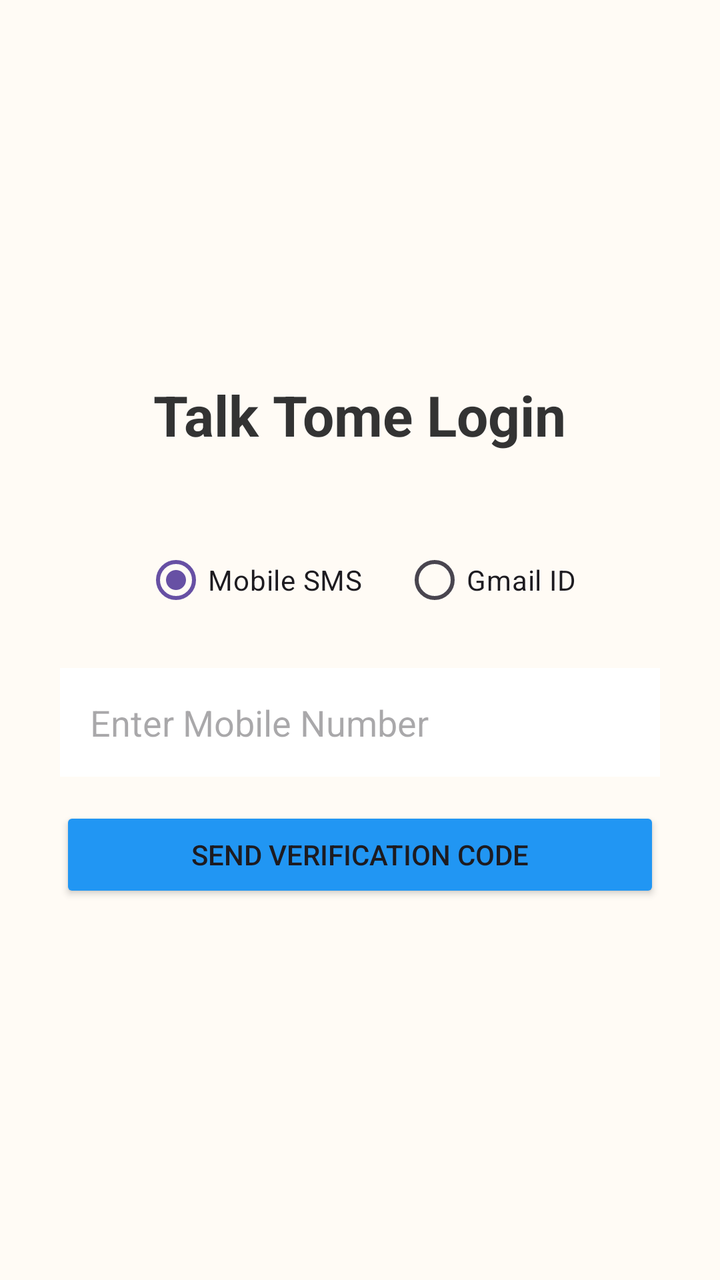
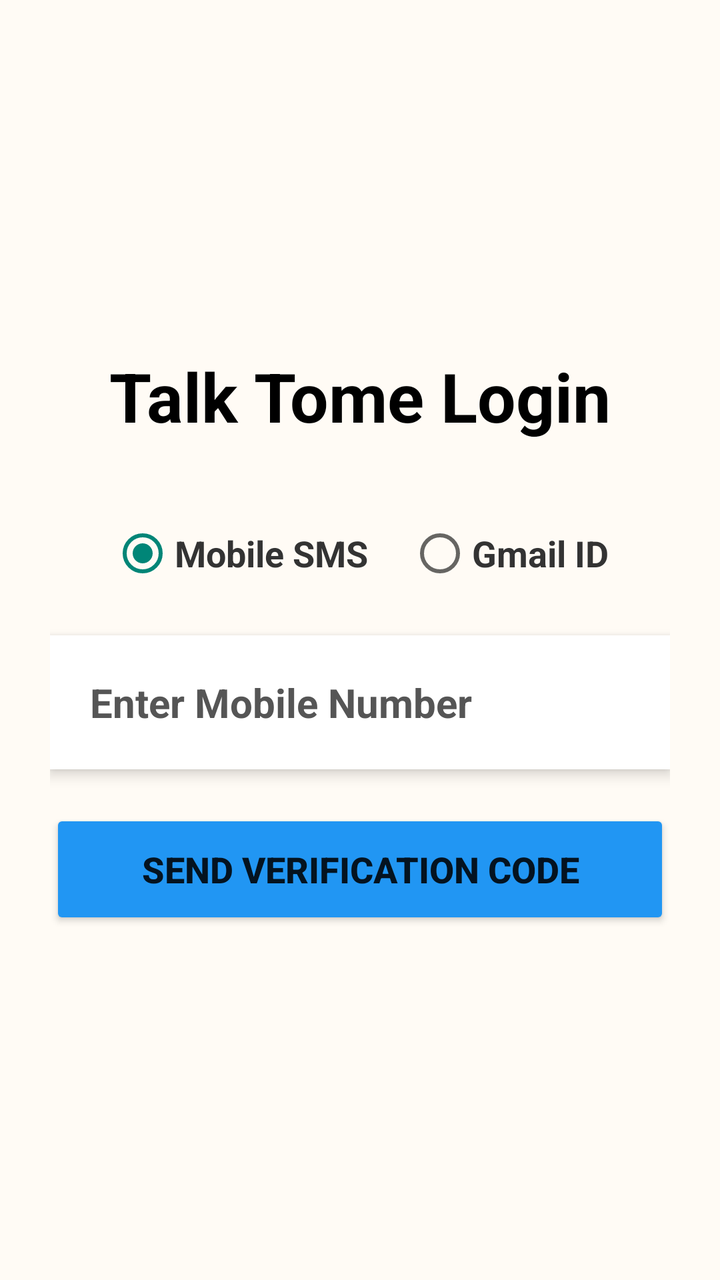

Compare the two renders of this Android layout. The source of the first and the diff that turns it into the second are given below.
<!-- AndroidManifest.xml: application theme Theme.TalkTome -->
<!-- res/layout/activity_main.xml -->
<?xml version="1.0" encoding="utf-8"?>
<FrameLayout xmlns:android="http://schemas.android.com/apk/res/android"
    android:layout_width="match_parent"
    android:layout_height="match_parent"
    android:background="#FFFBF5">

    <LinearLayout
        android:id="@+id/layoutLogin"
        android:layout_width="match_parent"
        android:layout_height="match_parent"
        android:orientation="vertical"
        android:gravity="center"
        android:padding="30dp"
        android:visibility="visible">

        <TextView
            android:layout_width="wrap_content"
            android:layout_height="wrap_content"
            android:text="Talk Tome Login"
            android:textSize="28sp"
            android:textStyle="bold"
            android:textColor="#333333"
            android:layout_marginBottom="40dp"/>

        <RadioGroup
            android:id="@+id/radioGroupAuth"
            android:layout_width="match_parent"
            android:layout_height="wrap_content"
            android:orientation="horizontal"
            android:gravity="center">
            <RadioButton
                android:id="@+id/rbMobile"
                android:layout_width="wrap_content"
                android:layout_height="wrap_content"
                android:text="Mobile SMS"
                android:checked="true"/>
            <RadioButton
                android:id="@+id/rbGmail"
                android:layout_width="wrap_content"
                android:layout_height="wrap_content"
                android:text="Gmail ID"
                android:layout_marginStart="20dp"/>
        </RadioGroup>

        <EditText
            android:id="@+id/etLoginInput"
            android:layout_width="match_parent"
            android:layout_height="wrap_content"
            android:hint="Enter Mobile Number"
            android:layout_marginTop="20dp"
            android:inputType="phone"
            android:background="#FFFFFF"
            android:padding="15dp"/>

        <Button
            android:id="@+id/btnSendOTP"
            android:layout_width="match_parent"
            android:layout_height="wrap_content"
            android:text="Send Verification Code"
            android:layout_marginTop="15dp"
            android:backgroundTint="#2196F3"/>

        <LinearLayout
            android:id="@+id/layoutOtpEntry"
            android:layout_width="match_parent"
            android:layout_height="wrap_content"
            android:orientation="vertical"
            android:visibility="gone"
            android:gravity="center"
            android:layout_marginTop="20dp">

            <EditText
                android:id="@+id/etOtp"
                android:layout_width="200dp"
                android:layout_height="wrap_content"
                android:hint="Enter 4-Digit Code"
                android:inputType="number"
                android:maxLength="4"
                android:gravity="center"
                android:textSize="22sp"
                android:letterSpacing="0.3"/>

            <Button
                android:id="@+id/btnVerifyOTP"
                android:layout_width="wrap_content"
                android:layout_height="wrap_content"
                android:text="Verify &amp; Login"
                android:backgroundTint="#4CAF50"
                android:layout_marginTop="10dp"/>
        </LinearLayout>
    </LinearLayout>

    <LinearLayout
        android:id="@+id/layoutMainApp"
        android:layout_width="match_parent"
        android:layout_height="match_parent"
        android:orientation="vertical"
        android:padding="20dp"
        android:visibility="gone"
        android:gravity="center_horizontal">

        <LinearLayout
            android:layout_width="match_parent"
            android:layout_height="wrap_content"
            android:orientation="horizontal"
            android:gravity="center_vertical"
            android:layout_marginBottom="15dp">
            <TextView
                android:layout_width="0dp"
                android:layout_height="wrap_content"
                android:layout_weight="1"
                android:text="Talk Tome"
                android:textSize="24sp"
                android:textStyle="bold"
                android:textColor="#333333"/>
            <ImageButton
                android:id="@+id/btnAbout"
                android:layout_width="40dp"
                android:layout_height="40dp"
                android:src="@android:drawable/ic_menu_info_details"
                android:background="?attr/selectableItemBackgroundBorderless"/>
        </LinearLayout>

        <LinearLayout
            android:layout_width="match_parent"
            android:layout_height="wrap_content"
            android:orientation="horizontal"
            android:gravity="center"
            android:layout_marginBottom="15dp">
            <Spinner
                android:id="@+id/spinnerSource"
                android:layout_width="0dp"
                android:layout_weight="1"
                android:layout_height="wrap_content"/>
            <TextView
                android:layout_width="wrap_content"
                android:layout_height="wrap_content"
                android:text="➔"
                android:textSize="20sp"
                android:layout_marginHorizontal="10dp"/>
            <Spinner
                android:id="@+id/spinnerTarget"
                android:layout_width="0dp"
                android:layout_weight="1"
                android:layout_height="wrap_content"/>
        </LinearLayout>

        <LinearLayout
            android:layout_width="match_parent"
            android:layout_height="wrap_content"
            android:orientation="horizontal">
            <ImageButton
                android:id="@+id/btnMic"
                android:layout_width="50dp"
                android:layout_height="50dp"
                android:src="@android:drawable/ic_btn_speak_now"
                android:backgroundTint="#FFFFFF"/>
            <EditText
                android:id="@+id/etInput"
                android:layout_width="match_parent"
                android:layout_height="wrap_content"
                android:hint="Type or Speak here..."
                android:padding="10dp"/>
        </LinearLayout>

        <TextView
            android:id="@+id/tvStatus"
            android:layout_width="match_parent"
            android:layout_height="wrap_content"
            android:text="Ready"
            android:textSize="12sp"
            android:textColor="#FF5722"
            android:gravity="center"
            android:visibility="gone"/>

        <Button
            android:id="@+id/btnTranslate"
            android:layout_width="match_parent"
            android:layout_height="wrap_content"
            android:text="Translate Now"
            android:layout_marginTop="10dp"/>

        <TextView
            android:id="@+id/tvResult"
            android:layout_width="match_parent"
            android:layout_height="100dp"
            android:background="#EFEFEF"
            android:text="Translation will appear here..."
            android:gravity="center"
            android:padding="10dp"
            android:layout_marginTop="15dp"/>

        <LinearLayout
            android:layout_width="match_parent"
            android:layout_height="wrap_content"
            android:gravity="center"
            android:layout_marginTop="10dp">
            <Button android:id="@+id/btnSpeakResult" android:layout_width="wrap_content" android:layout_height="wrap_content" android:text="Listen"/>
            <Button android:id="@+id/btnCopy" android:layout_width="wrap_content" android:layout_height="wrap_content" android:text="Copy" android:layout_marginStart="5dp" android:backgroundTint="#777777"/>
            <Button android:id="@+id/btnShare" android:layout_width="wrap_content" android:layout_height="wrap_content" android:text="Share" android:layout_marginStart="5dp" android:backgroundTint="#777777"/>
        </LinearLayout>

        <LinearLayout
            android:layout_width="match_parent"
            android:layout_height="wrap_content"
            android:layout_marginTop="30dp">
            <Button android:id="@+id/btnInstagram" android:layout_width="0dp" android:layout_weight="1" android:layout_height="wrap_content" android:text="Instagram" android:backgroundTint="#E1306C"/>
            <View android:layout_width="10dp" android:layout_height="match_parent"/>
            <Button android:id="@+id/btnFacebook" android:layout_width="0dp" android:layout_weight="1" android:layout_height="wrap_content" android:text="Facebook" android:backgroundTint="#1877F2"/>
        </LinearLayout>

        <Button
            android:id="@+id/btnLogout"
            android:layout_width="wrap_content"
            android:layout_height="wrap_content"
            android:text="Logout"
            android:layout_marginTop="20dp"
            android:backgroundTint="#D32F2F"/>
    </LinearLayout>
</FrameLayout>
<!-- resources referenced by this layout -->
<resources>
  <style name="Theme.TalkTome" parent="Base.Theme.TalkTome" />
  <style name="Base.Theme.TalkTome" parent="Theme.Material3.DayNight.NoActionBar">
          
          
      </style>
</resources>

<!-- the commit's change to res/layout/activity_main.xml (unified diff, before → after) -->
@@ -10,16 +10,16 @@
         android:layout_height="match_parent"
         android:orientation="vertical"
         android:gravity="center"
-        android:padding="30dp"
+        android:padding="25dp"
         android:visibility="visible">
 
         <TextView
             android:layout_width="wrap_content"
             android:layout_height="wrap_content"
             android:text="Talk Tome Login"
-            android:textSize="28sp"
-            android:textStyle="bold"
-            android:textColor="#333333"
+            android:textSize="34sp"
+            android:textStyle="bold"
+            android:textColor="#000000"
             android:layout_marginBottom="40dp"/>
 
         <RadioGroup
@@ -33,12 +33,18 @@
                 android:layout_width="wrap_content"
                 android:layout_height="wrap_content"
                 android:text="Mobile SMS"
+                android:textSize="18sp"
+                android:textStyle="bold"
+                android:textColor="#333333"
                 android:checked="true"/>
             <RadioButton
                 android:id="@+id/rbGmail"
                 android:layout_width="wrap_content"
                 android:layout_height="wrap_content"
                 android:text="Gmail ID"
+                android:textSize="18sp"
+                android:textStyle="bold"
+                android:textColor="#333333"
                 android:layout_marginStart="20dp"/>
         </RadioGroup>
 
@@ -47,17 +53,24 @@
             android:layout_width="match_parent"
             android:layout_height="wrap_content"
             android:hint="Enter Mobile Number"
-            android:layout_marginTop="20dp"
+            android:textColorHint="#555555"
+            android:textSize="20sp"
+            android:textColor="#000000"
+            android:textStyle="bold"
+            android:layout_marginTop="25dp"
             android:inputType="phone"
             android:background="#FFFFFF"
-            android:padding="15dp"/>
+            android:padding="20dp"
+            android:elevation="4dp"/>
 
         <Button
             android:id="@+id/btnSendOTP"
             android:layout_width="match_parent"
-            android:layout_height="wrap_content"
+            android:layout_height="60dp"
             android:text="Send Verification Code"
-            android:layout_marginTop="15dp"
+            android:textSize="18sp"
+            android:textStyle="bold"
+            android:layout_marginTop="20dp"
             android:backgroundTint="#2196F3"/>
 
         <LinearLayout
@@ -67,26 +80,32 @@
             android:orientation="vertical"
             android:visibility="gone"
             android:gravity="center"
-            android:layout_marginTop="20dp">
+            android:layout_marginTop="30dp">
 
             <EditText
                 android:id="@+id/etOtp"
-                android:layout_width="200dp"
+                android:layout_width="250dp"
                 android:layout_height="wrap_content"
                 android:hint="Enter 4-Digit Code"
+                android:textColorHint="#555555"
                 android:inputType="number"
                 android:maxLength="4"
                 android:gravity="center"
-                android:textSize="22sp"
-                android:letterSpacing="0.3"/>
+                android:textSize="28sp"
+                android:textStyle="bold"
+                android:textColor="#000000"
+                android:letterSpacing="0.2"/>
 
             <Button
                 android:id="@+id/btnVerifyOTP"
                 android:layout_width="wrap_content"
-                android:layout_height="wrap_content"
+                android:layout_height="60dp"
                 android:text="Verify &amp; Login"
+                android:textSize="20sp"
+                android:textStyle="bold"
                 android:backgroundTint="#4CAF50"
-                android:layout_marginTop="10dp"/>
+                android:layout_marginTop="15dp"
+                android:paddingHorizontal="30dp"/>
         </LinearLayout>
     </LinearLayout>
 
@@ -104,63 +123,80 @@
             android:layout_height="wrap_content"
             android:orientation="horizontal"
             android:gravity="center_vertical"
-            android:layout_marginBottom="15dp">
+            android:layout_marginBottom="20dp">
             <TextView
                 android:layout_width="0dp"
                 android:layout_height="wrap_content"
                 android:layout_weight="1"
                 android:text="Talk Tome"
-                android:textSize="24sp"
-                android:textStyle="bold"
-                android:textColor="#333333"/>
+                android:textSize="30sp"
+                android:textStyle="bold"
+                android:textColor="#000000"/>
             <ImageButton
                 android:id="@+id/btnAbout"
-                android:layout_width="40dp"
-                android:layout_height="40dp"
+                android:layout_width="48dp"
+                android:layout_height="48dp"
                 android:src="@android:drawable/ic_menu_info_details"
-                android:background="?attr/selectableItemBackgroundBorderless"/>
-        </LinearLayout>
-
-        <LinearLayout
-            android:layout_width="match_parent"
-            android:layout_height="wrap_content"
+                android:background="?attr/selectableItemBackgroundBorderless"
+                android:scaleType="fitCenter"/>
+        </LinearLayout>
+
+        <LinearLayout
+            android:layout_width="match_parent"
+            android:layout_height="60dp"
             android:orientation="horizontal"
             android:gravity="center"
-            android:layout_marginBottom="15dp">
+            android:background="#E0E0E0"
+            android:layout_marginBottom="20dp"
+            android:padding="5dp">
+
             <Spinner
                 android:id="@+id/spinnerSource"
                 android:layout_width="0dp"
                 android:layout_weight="1"
-                android:layout_height="wrap_content"/>
+                android:layout_height="match_parent"
+                android:theme="@style/Theme.AppCompat.Light"/>
+
             <TextView
                 android:layout_width="wrap_content"
                 android:layout_height="wrap_content"
                 android:text="➔"
-                android:textSize="20sp"
+                android:textSize="28sp"
+                android:textStyle="bold"
+                android:textColor="#000000"
                 android:layout_marginHorizontal="10dp"/>
+
             <Spinner
                 android:id="@+id/spinnerTarget"
                 android:layout_width="0dp"
                 android:layout_weight="1"
-                android:layout_height="wrap_content"/>
-        </LinearLayout>
-
-        <LinearLayout
-            android:layout_width="match_parent"
-            android:layout_height="wrap_content"
-            android:orientation="horizontal">
+                android:layout_height="match_parent"
+                android:theme="@style/Theme.AppCompat.Light"/>
+        </LinearLayout>
+
+        <LinearLayout
+            android:layout_width="match_parent"
+            android:layout_height="wrap_content"
+            android:orientation="horizontal"
+            android:gravity="center_vertical">
             <ImageButton
                 android:id="@+id/btnMic"
-                android:layout_width="50dp"
-                android:layout_height="50dp"
+                android:layout_width="60dp"
+                android:layout_height="60dp"
                 android:src="@android:drawable/ic_btn_speak_now"
-                android:backgroundTint="#FFFFFF"/>
+                android:backgroundTint="#FFFFFF"
+                android:scaleType="fitCenter"/>
+
             <EditText
                 android:id="@+id/etInput"
                 android:layout_width="match_parent"
                 android:layout_height="wrap_content"
-                android:hint="Type or Speak here..."
-                android:padding="10dp"/>
+                android:hint="Type here..."
+                android:textColorHint="#555555"
+                android:textSize="22sp"
+                android:textColor="#000000"
+                android:textStyle="bold"
+                android:padding="15dp"/>
         </LinearLayout>
 
         <TextView
@@ -168,7 +204,8 @@
             android:layout_width="match_parent"
             android:layout_height="wrap_content"
             android:text="Ready"
-            android:textSize="12sp"
+            android:textSize="16sp"
+            android:textStyle="bold"
             android:textColor="#FF5722"
             android:gravity="center"
             android:visibility="gone"/>
@@ -176,37 +213,81 @@
         <Button
             android:id="@+id/btnTranslate"
             android:layout_width="match_parent"
-            android:layout_height="wrap_content"
+            android:layout_height="65dp"
             android:text="Translate Now"
-            android:layout_marginTop="10dp"/>
+            android:textSize="22sp"
+            android:textStyle="bold"
+            android:layout_marginTop="15dp"
+            android:backgroundTint="#2196F3"/>
 
         <TextView
             android:id="@+id/tvResult"
             android:layout_width="match_parent"
-            android:layout_height="100dp"
+            android:layout_height="120dp"
             android:background="#EFEFEF"
-            android:text="Translation will appear here..."
-            android:gravity="center"
-            android:padding="10dp"
-            android:layout_marginTop="15dp"/>
-
-        <LinearLayout
-            android:layout_width="match_parent"
-            android:layout_height="wrap_content"
-            android:gravity="center"
-            android:layout_marginTop="10dp">
-            <Button android:id="@+id/btnSpeakResult" android:layout_width="wrap_content" android:layout_height="wrap_content" android:text="Listen"/>
-            <Button android:id="@+id/btnCopy" android:layout_width="wrap_content" android:layout_height="wrap_content" android:text="Copy" android:layout_marginStart="5dp" android:backgroundTint="#777777"/>
-            <Button android:id="@+id/btnShare" android:layout_width="wrap_content" android:layout_height="wrap_content" android:text="Share" android:layout_marginStart="5dp" android:backgroundTint="#777777"/>
+            android:text="Translation..."
+            android:textSize="24sp"
+            android:textStyle="bold"
+            android:textColor="#000000"
+            android:gravity="center"
+            android:padding="15dp"
+            android:layout_marginTop="20dp"/>
+
+        <LinearLayout
+            android:layout_width="match_parent"
+            android:layout_height="wrap_content"
+            android:gravity="center"
+            android:layout_marginTop="15dp">
+            <Button
+                android:id="@+id/btnSpeakResult"
+                android:layout_width="wrap_content"
+                android:layout_height="55dp"
+                android:text="Listen"
+                android:textSize="16sp"
+                android:textStyle="bold"/>
+            <Button
+                android:id="@+id/btnCopy"
+                android:layout_width="wrap_content"
+                android:layout_height="55dp"
+                android:text="Copy"
+                android:layout_marginStart="10dp"
+                android:backgroundTint="#555555"
+                android:textSize="16sp"
+                android:textStyle="bold"/>
+            <Button
+                android:id="@+id/btnShare"
+                android:layout_width="wrap_content"
+                android:layout_height="55dp"
+                android:text="Share"
+                android:layout_marginStart="10dp"
+                android:backgroundTint="#555555"
+                android:textSize="16sp"
+                android:textStyle="bold"/>
         </LinearLayout>
 
         <LinearLayout
             android:layout_width="match_parent"
             android:layout_height="wrap_content"
             android:layout_marginTop="30dp">
-            <Button android:id="@+id/btnInstagram" android:layout_width="0dp" android:layout_weight="1" android:layout_height="wrap_content" android:text="Instagram" android:backgroundTint="#E1306C"/>
-            <View android:layout_width="10dp" android:layout_height="match_parent"/>
-            <Button android:id="@+id/btnFacebook" android:layout_width="0dp" android:layout_weight="1" android:layout_height="wrap_content" android:text="Facebook" android:backgroundTint="#1877F2"/>
+            <Button
+                android:id="@+id/btnInstagram"
+                android:layout_width="0dp"
+                android:layout_weight="1"
+                android:layout_height="55dp"
+                android:text="Instagram"
+                android:backgroundTint="#E1306C"
+                android:textSize="16sp"
+                android:textStyle="bold"/>
+            <View android:layout_width="15dp" android:layout_height="match_parent"/>
+            <Button
+                android:id="@+id/btnFacebook"
+                android:layout_width="0dp"
+                android:layout_weight="1"
+                android:layout_height="55dp"
+                android:text="Facebook"
+                android:backgroundTint="#1877F2"
+                android:textSize="16sp"
+                android:textStyle="bold"/>
         </LinearLayout>
 
         <Button
@@ -214,7 +295,9 @@
             android:layout_width="wrap_content"
             android:layout_height="wrap_content"
             android:text="Logout"
-            android:layout_marginTop="20dp"
+            android:textSize="16sp"
+            android:textStyle="bold"
+            android:layout_marginTop="30dp"
             android:backgroundTint="#D32F2F"/>
     </LinearLayout>
 </FrameLayout>
<!-- resource entries referenced after the edit -->
@@ -1,9 +1,5 @@
 <!-- resources referenced by this layout -->
 <resources>
-  <style name="Theme.TalkTome" parent="Base.Theme.TalkTome" />
-  <style name="Base.Theme.TalkTome" parent="Theme.Material3.DayNight.NoActionBar">
-          
-          
-      </style>
+
 </resources>
 
